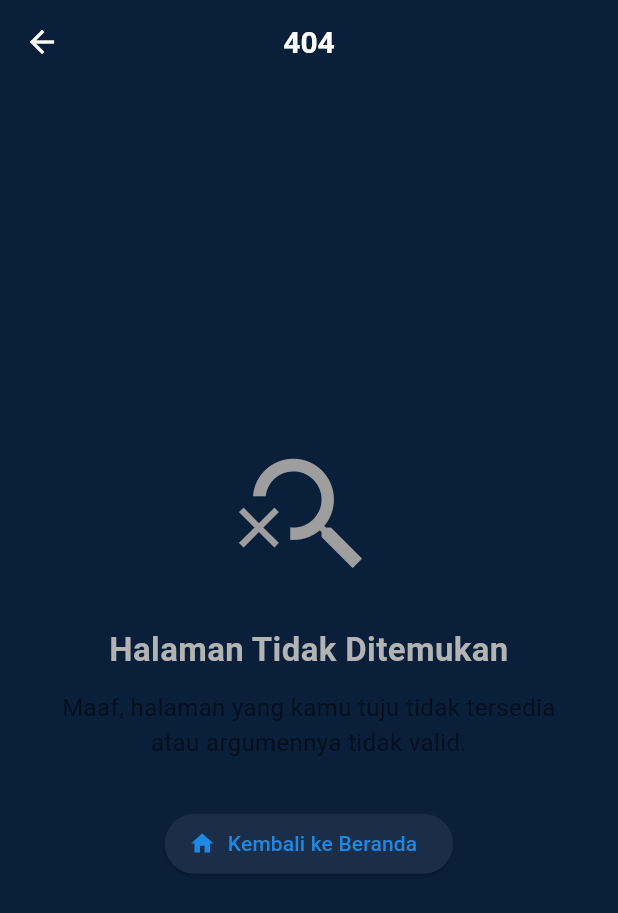
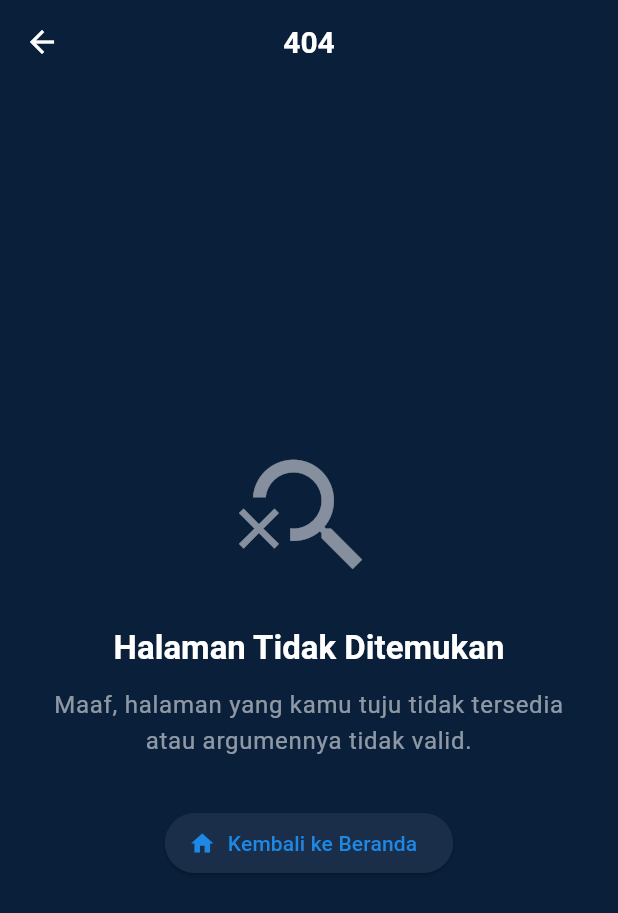
Before and after one commit to fahmiorim/radio_app, a Flutter app: the NotFoundScreen screen opened directly, on a phone screen of 412 x 824 dp. Shown: the top 913 px of the screen. Run offline on Flutter 3.47's test engine with Material 3 defaults, Android fonts, the light colour scheme and no system bars; our stand-ins replace cached_network_image, cookie_jar, dio, dio_cookie_manager, firebase_auth, firebase_core and 11 more; missing offline and left inert: audio_session, pusher_channels_flutter; accounts and stored records are empty; network calls fail; statements that could not run were skipped.

Commit message:
refactor: use theme text styles

```diff
--- a/lib/config/app_theme.dart
+++ b/lib/config/app_theme.dart
@@ -25,6 +25,30 @@ class AppTheme {
       elevation: 2,
       shape: RoundedRectangleBorder(
         borderRadius: BorderRadius.all(Radius.circular(12)),
+      ),
+    ),
+    textTheme: const TextTheme(
+      titleLarge: TextStyle(
+        color: Colors.black87,
+        fontWeight: FontWeight.bold,
+        fontSize: 24,
+      ),
+      titleMedium: TextStyle(
+        color: Colors.black87,
+        fontWeight: FontWeight.w600,
+        fontSize: 20,
+      ),
+      bodyLarge: TextStyle(
+        color: Colors.black87,
+        fontSize: 16,
+      ),
+      bodyMedium: TextStyle(
+        color: Colors.black54,
+        fontSize: 14,
+      ),
+      bodySmall: TextStyle(
+        color: Colors.black45,
+        fontSize: 12,
       ),
     ),
   );
@@ -68,6 +92,11 @@ class AppTheme {
         fontWeight: FontWeight.bold,
         fontSize: 24,
       ),
+      titleMedium: TextStyle(
+        color: AppColors.textPrimary,
+        fontWeight: FontWeight.w600,
+        fontSize: 20,
+      ),
       bodyLarge: TextStyle(
         color: AppColors.textPrimary,
         fontSize: 16,
@@ -75,6 +104,10 @@ class AppTheme {
       bodyMedium: TextStyle(
         color: AppColors.textSecondary,
         fontSize: 14,
+      ),
+      bodySmall: TextStyle(
+        color: AppColors.textSecondary,
+        fontSize: 12,
       ),
     ),
   );
--- a/lib/screens/common/not_found_screen.dart
+++ b/lib/screens/common/not_found_screen.dart
@@ -5,6 +5,7 @@ class NotFoundScreen extends StatelessWidget {
 
   @override
   Widget build(BuildContext context) {
+    final theme = Theme.of(context);
     return Scaffold(
       appBar: AppBar(title: const Text('404'), centerTitle: true),
       body: Center(
@@ -13,17 +14,23 @@ class NotFoundScreen extends StatelessWidget {
           child: Column(
             mainAxisSize: MainAxisSize.min,
             children: [
-              const Icon(Icons.search_off, size: 100, color: Colors.grey),
+              Icon(
+                Icons.search_off,
+                size: 100,
+                color: theme.colorScheme.onBackground.withOpacity(0.5),
+              ),
               const SizedBox(height: 24),
-              const Text(
+              Text(
                 'Halaman Tidak Ditemukan',
-                style: TextStyle(fontSize: 22, fontWeight: FontWeight.bold),
+                style: theme.textTheme.titleLarge?.copyWith(fontSize: 22),
                 textAlign: TextAlign.center,
               ),
               const SizedBox(height: 12),
-              const Text(
+              Text(
                 'Maaf, halaman yang kamu tuju tidak tersedia atau argumennya tidak valid.',
-                style: TextStyle(fontSize: 16, color: Colors.black54),
+                style: theme.textTheme.bodyLarge?.copyWith(
+                  color: theme.colorScheme.onBackground.withOpacity(0.54),
+                ),
                 textAlign: TextAlign.center,
               ),
               const SizedBox(height: 32),
```
Also changed, not shown: lib/screens/home/widgets/program_list.dart (+11 -8 lines), lib/widgets/section_title.dart (+4 -9 lines).
